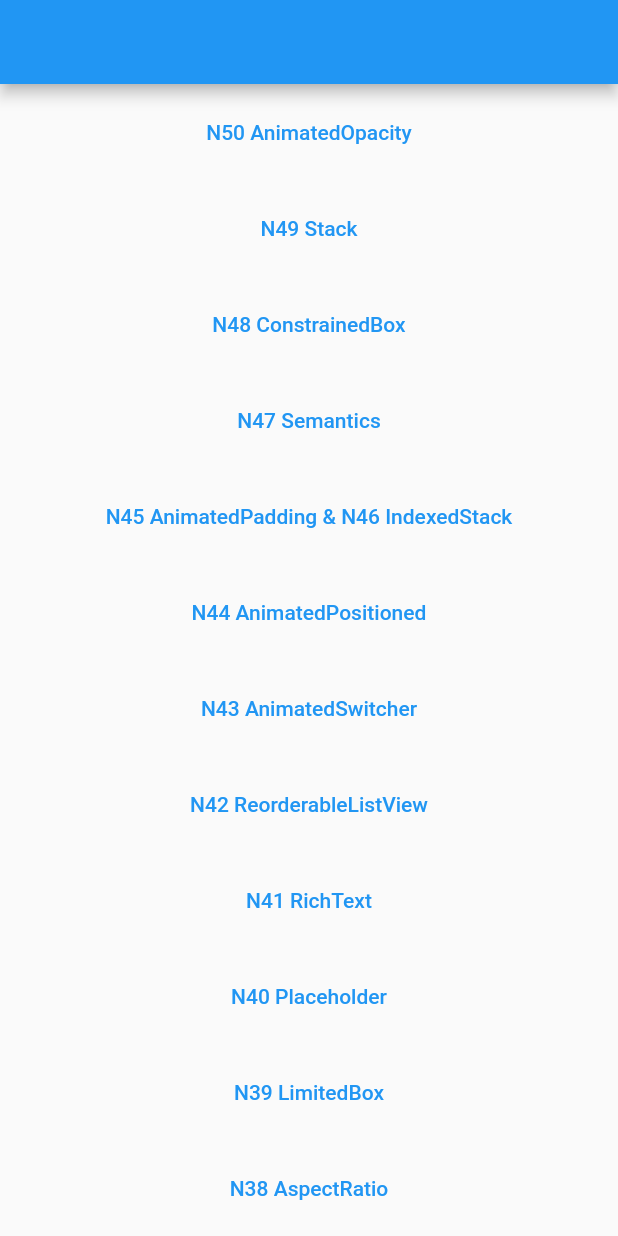
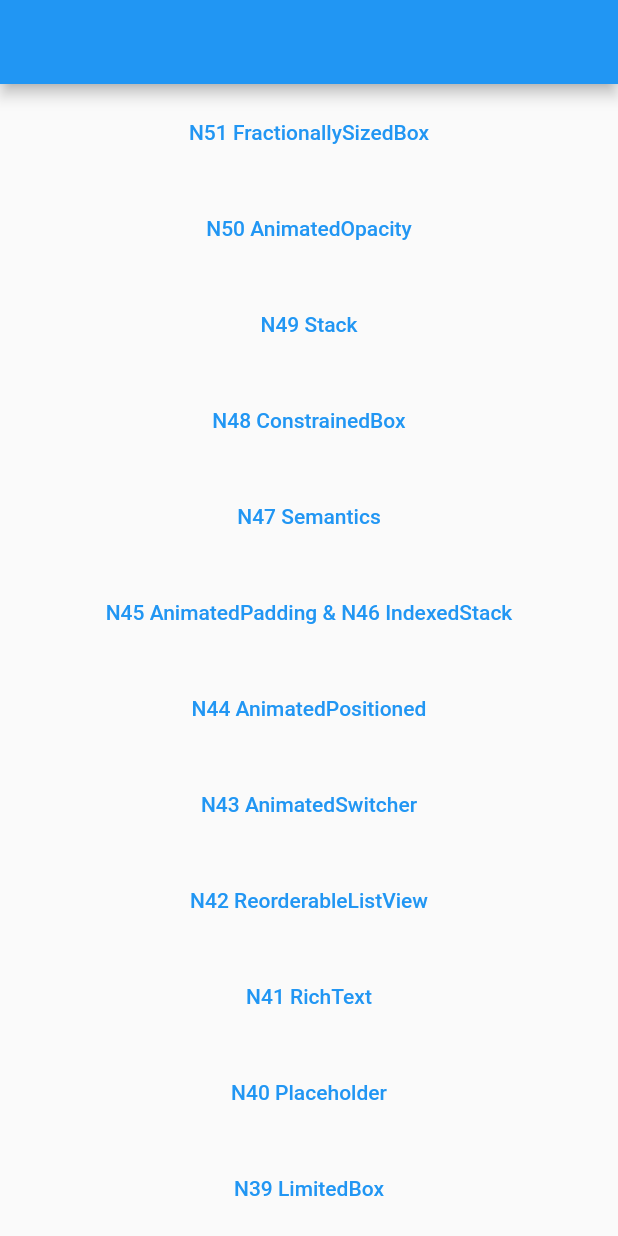
Before and after one commit to ychsue/my_flutter_test, a Flutter app: the screen it shows after launch, on a phone screen of 412 x 824 dp. Run offline on Flutter 3.47's test engine with Material 2 defaults, Android fonts, the light colour scheme and no system bars; our stand-ins replace bloc, flutter_bloc, get, transparent_image; missing offline and left inert: resizable_widget; Roboto replaces fonts that are missing (Georgia).

Commit message:
FractionallySizedBox

```diff
--- a/lib/src/route/app_pages.dart
+++ b/lib/src/route/app_pages.dart
@@ -36,6 +36,7 @@ import 'package:test2/src/route/main_screens/n47_semantics.dart';
 import 'package:test2/src/route/main_screens/n48_constrained_box.dart';
 import 'package:test2/src/route/main_screens/n49_stack.dart';
 import 'package:test2/src/route/main_screens/n50_animated_opacity.dart';
+import 'package:test2/src/route/main_screens/n51_fractionally_sized_box.dart';
 import 'package:test2/src/route/main_screens/sliver_screen.dart';
 import 'package:test2/src/route/main_screens/unknown_screen.dart';
 import 'package:test2/src/route/main_screens/welcome_screen.dart';
@@ -84,10 +85,15 @@ enum Routes {
   n48_constrained_box,
   n49_stack,
   n50_animated_opacity,
+  n51_fractionally_sized_box,
 }
 
 abstract class AppPages {
   static final pages = [
+    GetPage(
+      name: Routes.n51_fractionally_sized_box.toLocation,
+      page: () => N51FractionallySizedBoxScreen(),
+    ),
     GetPage(
       name: Routes.n50_animated_opacity.toLocation,
       page: () => N50AnimatedOpacityScreen(),
--- a/lib/src/route/main_screens/get_home_screen.dart
+++ b/lib/src/route/main_screens/get_home_screen.dart
@@ -14,6 +14,13 @@ class GetHomeScreen extends StatelessWidget {
           child: Container(
         child: ListView(
           children: [
+            Container(
+              margin: EdgeInsets.all(8.0),
+              child: TextButton(
+                  onPressed: () =>
+                      Get.toNamed(Routes.n51_fractionally_sized_box.toLocation),
+                  child: Text("N51 FractionallySizedBox")),
+            ),
             Container(
               margin: EdgeInsets.all(8.0),
               child: TextButton(
```
Also changed, not shown: lib/src/route/main_screens/n51_fractionally_sized_box.dart (added, +39 -0 lines), 1 other file.
